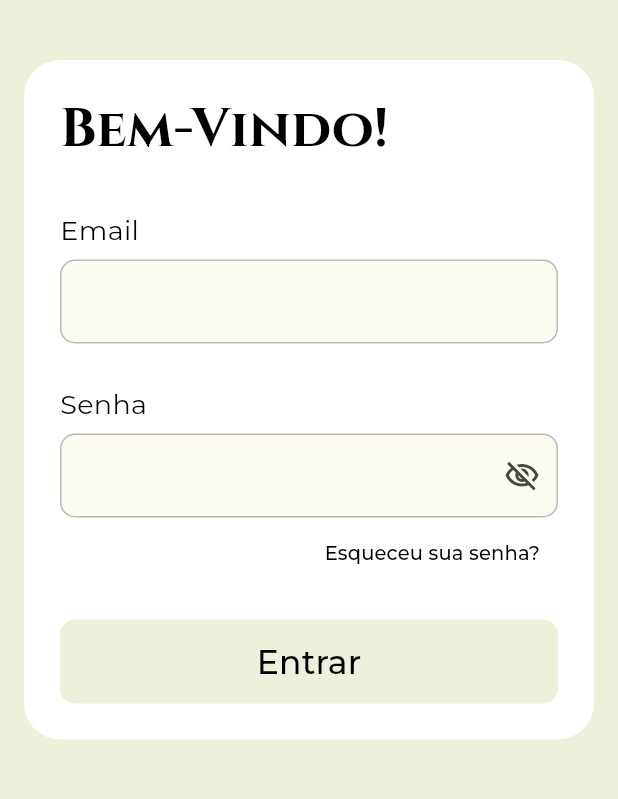
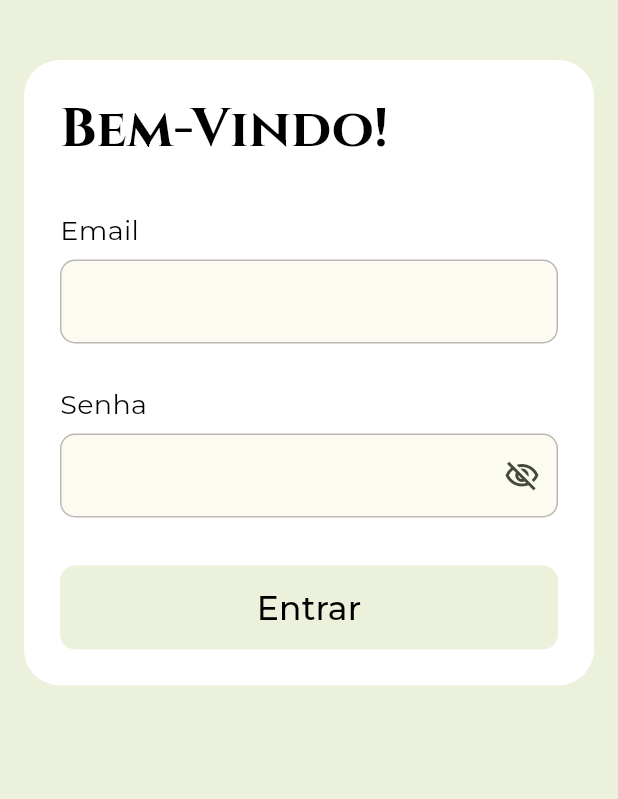
Before and after one commit to GustaBR/rokuzen_imt, a Flutter app: the screen it shows after launch, on a phone screen of 412 x 824 dp, the part 177-976 px from its top. Run offline on Flutter 3.47's test engine with Material 3 defaults, Android fonts, the phone set to English and light mode, and no system bars; our stand-ins replace google_fonts.

Commit message:
mudanças no layout da tela de login

```diff
--- a/lib/features/auth/login_page.dart
+++ b/lib/features/auth/login_page.dart
@@ -85,20 +85,7 @@ class _LoginPageState extends State<LoginPage> {
                 return null;
               },
             ),
-            Align(
-              alignment: Alignment.centerRight,
-              child: TextButton(
-                onPressed: () {}, // abrir tela de recuperar senha
-                style: TextButton.styleFrom(
-                  foregroundColor: AppColors.textoPrincipal,
-                ),
-                child: const Text(
-                  'Esqueceu sua senha?',
-                  style: TextStyle(fontSize: 13),
-                ),
-              ),
-            ),
-            const SizedBox(height: 20),
+            const SizedBox(height: 32),
             SizedBox(
               height: 56,
               child: ElevatedButton(
```
